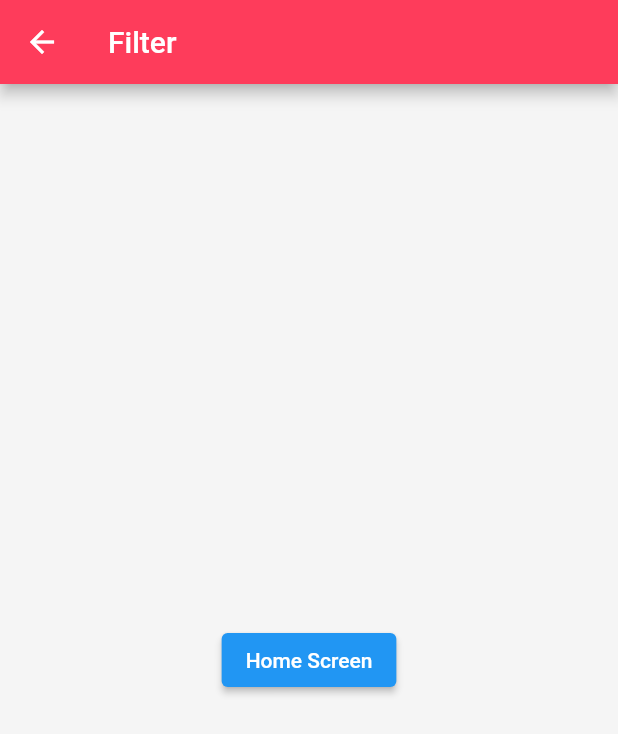
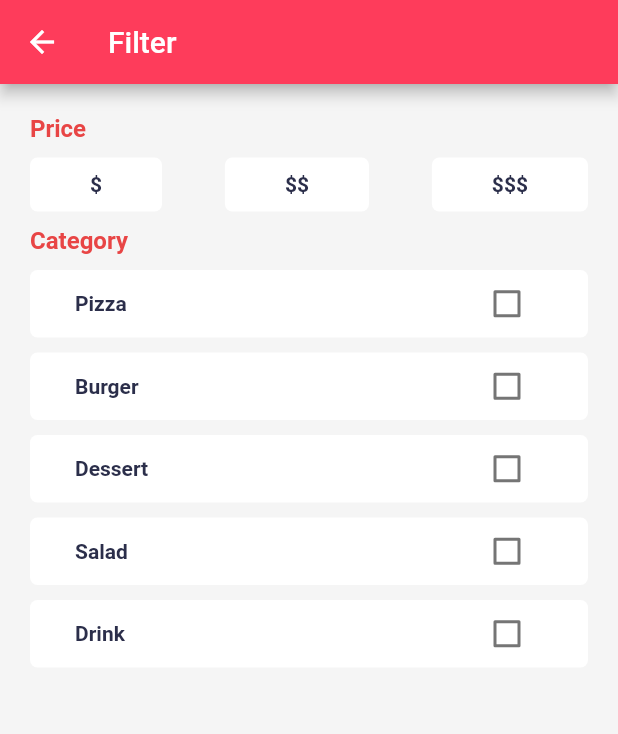
Before and after one commit to maxonflutter/flutter_food_delivery_series, a Flutter app: the FilterScreen screen opened directly, on a phone screen of 412 x 824 dp. Shown: the top 734 px of the screen. Run offline on Flutter 3.47's test engine with Material 2 defaults, Android fonts, the phone set to English and light mode, and no system bars; our stand-ins replace bloc, equatable, flutter_bloc, flutter_svg, geolocator, google_maps_flutter; network calls fail; Roboto replaces fonts that are missing (Futura).

Commit message:
Filter Screen UI

```diff
--- a/lib/config/app_router.dart
+++ b/lib/config/app_router.dart
@@ -14,6 +14,8 @@ class AppRouter {
         return HomeScreen.route();
       case LocationScreen.routeName:
         return LocationScreen.route();
+      case FilterScreen.routeName:
+        return FilterScreen.route();
       case RestaurantDetailsScreen.routeName:
         return RestaurantDetailsScreen.route(
             restaurant: settings.arguments as Restaurant);
--- /dev/null
+++ b/lib/models/category_filter_model.dart
@@ -0,0 +1,41 @@
+import 'package:equatable/equatable.dart';
+import 'package:flutter_food_delivery_app/models/category_model.dart';
+
+class CategoryFilter extends Equatable {
+  final int id;
+  final Category category;
+  final bool value;
+
+  CategoryFilter({
+    required this.id,
+    required this.category,
+    required this.value,
+  });
+
+  CategoryFilter copyWith({
+    int? id,
+    Category? category,
+    bool? value,
+  }) {
+    return CategoryFilter(
+      id: id ?? this.id,
+      category: category ?? this.category,
+      value: value ?? this.value,
+    );
+  }
+
+  @override
+  List<Object?> get props => [
+        id,
+        category,
+        value,
+      ];
+
+  static List<CategoryFilter> filters = Category.categories
+      .map((category) => CategoryFilter(
+            id: category.id,
+            category: category,
+            value: false,
+          ))
+      .toList();
+}
--- a/lib/models/category_model.dart
+++ b/lib/models/category_model.dart
@@ -2,43 +2,50 @@ import 'package:equatable/equatable.dart';
 import 'package:flutter/material.dart';
 
 class Category extends Equatable {
+  final int id;
   final String name;
   final Image image;
 
   Category({
+    required this.id,
     required this.name,
     required this.image,
   });
 
   @override
-  List<Object?> get props => [name, image];
+  List<Object?> get props => [id, name, image];
 
   static List<Category> categories = [
     Category(
+      id: 1,
       name: 'Pizza',
       image: Image.asset(
         'assets/pizza.png',
       ),
     ),
     Category(
+      id: 2,
       name: 'Burger',
       image: Image.asset(
         'assets/burger.png',
       ),
     ),
     Category(
+      id: 3,
       name: 'Dessert',
       image: Image.asset(
         'assets/pancake.png',
       ),
     ),
     Category(
+      id: 4,
       name: 'Salad',
       image: Image.asset(
         'assets/avocado.png',
       ),
     ),
     Category(
+      id: 5,
       name: 'Drink',
       image: Image.asset(
         'assets/juice.png',
--- /dev/null
+++ b/lib/models/price_filter_model.dart
@@ -0,0 +1,41 @@
+import 'package:equatable/equatable.dart';
+import 'package:flutter_food_delivery_app/models/Price_model.dart';
+
+class PriceFilter extends Equatable {
+  final int id;
+  final Price price;
+  final bool value;
+
+  PriceFilter({
+    required this.id,
+    required this.price,
+    required this.value,
+  });
+
+  PriceFilter copyWith({
+    int? id,
+    Price? price,
+    bool? value,
+  }) {
+    return PriceFilter(
+      id: id ?? this.id,
+      price: price ?? this.price,
+      value: value ?? this.value,
+    );
+  }
+
+  @override
+  List<Object?> get props => [
+        id,
+        price,
+        value,
+      ];
+
+  static List<PriceFilter> filters = Price.prices
+      .map((price) => PriceFilter(
+            id: price.id,
+            price: price,
+            value: false,
+          ))
+      .toList();
+}
--- /dev/null
+++ b/lib/models/price_model.dart
@@ -0,0 +1,20 @@
+import 'package:equatable/equatable.dart';
+
+class Price extends Equatable {
+  final int id;
+  final String price;
+
+  Price({
+    required this.id,
+    required this.price,
+  });
+
+  @override
+  List<Object?> get props => [id, price];
+
+  static List<Price> prices = [
+    Price(id: 1, price: '\$'),
+    Price(id: 2, price: '\$\$'),
+    Price(id: 3, price: '\$\$\$'),
+  ];
+}
--- a/lib/screens/filter/filter_screen.dart
+++ b/lib/screens/filter/filter_screen.dart
@@ -1,7 +1,9 @@
 import 'package:flutter/material.dart';
+import 'package:flutter_food_delivery_app/models/models.dart';
+import 'package:flutter_food_delivery_app/models/price_model.dart';
 
 class FilterScreen extends StatelessWidget {
-  static const String routeName = '/filter';
+  static const String routeName = '/filters';
 
   static Route route() {
     return MaterialPageRoute(
@@ -14,14 +16,112 @@ class FilterScreen extends StatelessWidget {
   Widget build(BuildContext context) {
     return Scaffold(
       appBar: AppBar(title: Text('Filter')),
-      body: Center(
-        child: ElevatedButton(
-          child: Text('Home Screen'),
-          onPressed: () {
-            Navigator.pushNamed(context, '/');
-          },
+      body: Padding(
+        padding: const EdgeInsets.all(20.0),
+        child: Column(
+          crossAxisAlignment: CrossAxisAlignment.start,
+          children: [
+            Text(
+              'Price',
+              style: Theme.of(context).textTheme.headline4!.copyWith(
+                    color: Theme.of(context).accentColor,
+                  ),
+            ),
+            CustomPriceFilter(prices: Price.prices),
+            Text(
+              'Category',
+              style: Theme.of(context).textTheme.headline4!.copyWith(
+                    color: Theme.of(context).accentColor,
+                  ),
+            ),
+            CustomCategoryFilter(categories: Category.categories),
+          ],
         ),
       ),
     );
   }
 }
+
+class CustomCategoryFilter extends StatelessWidget {
+  final List<Category> categories;
+
+  const CustomCategoryFilter({
+    Key? key,
+    required this.categories,
+  }) : super(key: key);
+
+  @override
+  Widget build(BuildContext context) {
+    return ListView.builder(
+        shrinkWrap: true,
+        itemCount: categories.length,
+        itemBuilder: (context, index) {
+          return Container(
+            width: double.infinity,
+            margin: const EdgeInsets.only(top: 10),
+            padding: const EdgeInsets.symmetric(
+              horizontal: 30,
+              vertical: 10,
+            ),
+            decoration: BoxDecoration(
+                color: Colors.white, borderRadius: BorderRadius.circular(5.0)),
+            child: Row(
+              mainAxisAlignment: MainAxisAlignment.spaceBetween,
+              children: [
+                Text(
+                  categories[index].name,
+                  style: Theme.of(context).textTheme.headline5,
+                ),
+                SizedBox(
+                  height: 25,
+                  child: Checkbox(
+                    value: false,
+                    onChanged: (bool? newValue) {},
+                  ),
+                )
+              ],
+            ),
+          );
+        });
+  }
+}
+
+class CustomPriceFilter extends StatelessWidget {
+  final List<Price> prices;
+  const CustomPriceFilter({
+    Key? key,
+    required this.prices,
+  }) : super(key: key);
+
+  @override
+  Widget build(BuildContext context) {
+    return Row(
+      mainAxisAlignment: MainAxisAlignment.spaceBetween,
+      children: prices
+          .map(
+            (price) => InkWell(
+              onTap: () {},
+              child: Container(
+                margin: const EdgeInsets.only(
+                  top: 10,
+                  bottom: 10,
+                ),
+                padding: const EdgeInsets.symmetric(
+                  horizontal: 40,
+                  vertical: 10,
+                ),
+                decoration: BoxDecoration(
+                  color: Colors.white,
+                  borderRadius: BorderRadius.circular(5),
+                ),
+                child: Text(
+                  price.price,
+                  style: Theme.of(context).textTheme.headline5,
+                ),
+              ),
+            ),
+          )
+          .toList(),
+    );
+  }
+}
--- a/lib/widgets/food_search_box.dart
+++ b/lib/widgets/food_search_box.dart
@@ -43,7 +43,9 @@ class FoodSearchBox extends StatelessWidget {
             ),
             child: IconButton(
               icon: Icon(Icons.menu, color: Theme.of(context).primaryColor),
-              onPressed: () {},
+              onPressed: () {
+                Navigator.pushNamed(context, '/filters');
+              },
             ),
           ),
         ],
```
Also changed, not shown: pubspec.lock.
